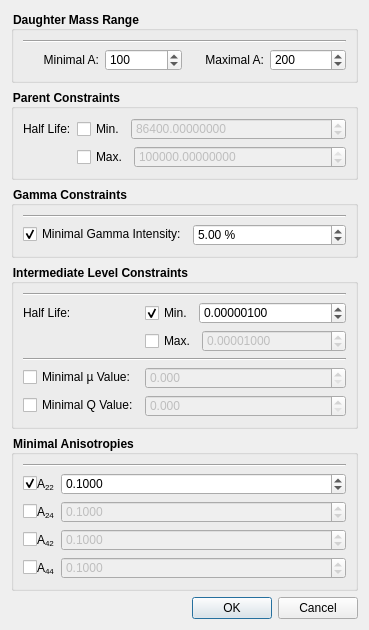
Before: the Qt Designer form trunk/SearchDialog.ui in ferdymercury/nuclei, drawn with Qt 5.
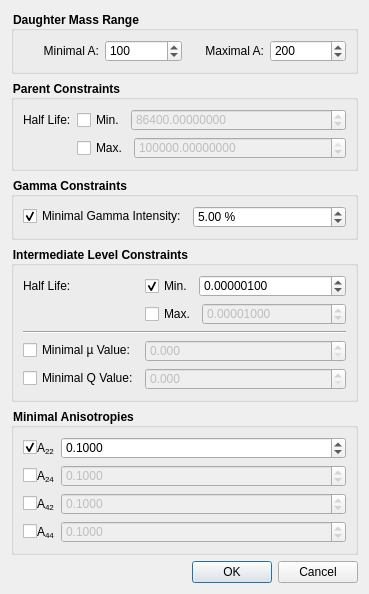
After: the same form once the commit is applied. Icons and pictures are not drawn. Custom widgets are drawn as their Qt base class.

Commit message: Removed additional lines (look strange using windows style)

Patch:
```diff
--- a/trunk/SearchDialog.ui
+++ b/trunk/SearchDialog.ui
@@ -7,7 +7,7 @@
     <x>0</x>
     <y>0</y>
     <width>369</width>
-    <height>607</height>
+    <height>541</height>
    </rect>
   </property>
   <property name="windowTitle">
@@ -31,7 +31,7 @@
       <string>Daughter Mass Range</string>
      </property>
      <layout class="QGridLayout" name="gridLayout">
-      <item row="1" column="0">
+      <item row="0" column="0">
        <widget class="QLabel" name="minALabel">
         <property name="text">
          <string>Minimal A:</string>
@@ -44,7 +44,7 @@
         </property>
        </widget>
       </item>
-      <item row="1" column="1">
+      <item row="0" column="1">
        <widget class="QSpinBox" name="minA">
         <property name="minimum">
          <number>1</number>
@@ -57,7 +57,7 @@
         </property>
        </widget>
       </item>
-      <item row="1" column="3">
+      <item row="0" column="3">
        <widget class="QSpinBox" name="maxA">
         <property name="minimum">
          <number>1</number>
@@ -70,7 +70,7 @@
         </property>
        </widget>
       </item>
-      <item row="1" column="2">
+      <item row="0" column="2">
        <widget class="QLabel" name="maxALabel">
         <property name="text">
          <string>Maximal A:</string>
@@ -83,13 +83,6 @@
         </property>
        </widget>
       </item>
-      <item row="0" column="0" colspan="4">
-       <widget class="Line" name="line_4">
-        <property name="orientation">
-         <enum>Qt::Horizontal</enum>
-        </property>
-       </widget>
-      </item>
      </layout>
     </widget>
    </item>
@@ -187,7 +180,7 @@
       <property name="fieldGrowthPolicy">
        <enum>QFormLayout::AllNonFixedFieldsGrow</enum>
       </property>
-      <item row="1" column="0">
+      <item row="0" column="0">
        <widget class="QCheckBox" name="minIntensCheck">
         <property name="text">
          <string>Minimal Gamma Intensity:</string>
@@ -197,7 +190,7 @@
         </property>
        </widget>
       </item>
-      <item row="1" column="1">
+      <item row="0" column="1">
        <widget class="QDoubleSpinBox" name="minIntens">
         <property name="suffix">
          <string notr="true"> %</string>
@@ -210,13 +203,6 @@
         </property>
        </widget>
       </item>
-      <item row="0" column="0" colspan="2">
-       <widget class="Line" name="line_3">
-        <property name="orientation">
-         <enum>Qt::Horizontal</enum>
-        </property>
-       </widget>
-      </item>
      </layout>
     </widget>
    </item>
@@ -229,21 +215,14 @@
       <property name="fieldGrowthPolicy">
        <enum>QFormLayout::AllNonFixedFieldsGrow</enum>
       </property>
-      <item row="0" column="0" colspan="2">
-       <widget class="Line" name="line_2">
-        <property name="orientation">
-         <enum>Qt::Horizontal</enum>
-        </property>
-       </widget>
-      </item>
-      <item row="1" column="0">
+      <item row="0" column="0">
        <widget class="QLabel" name="intHalfLifeLabel">
         <property name="text">
          <string>Half Life:</string>
         </property>
        </widget>
       </item>
-      <item row="1" column="1">
+      <item row="0" column="1">
        <layout class="QHBoxLayout" name="horizontalLayout_2">
         <item>
          <widget class="QCheckBox" name="minIntHalfLifeCheck">
@@ -276,7 +255,7 @@
         </item>
        </layout>
       </item>
-      <item row="2" column="1">
+      <item row="1" column="1">
        <layout class="QHBoxLayout" name="horizontalLayout_3">
         <item>
          <widget class="QCheckBox" name="maxIntHalfLifeCheck">
@@ -306,21 +285,21 @@
         </item>
        </layout>
       </item>
-      <item row="3" column="0" colspan="2">
+      <item row="2" column="0" colspan="2">
        <widget class="Line" name="line">
         <property name="orientation">
          <enum>Qt::Horizontal</enum>
         </property>
        </widget>
       </item>
-      <item row="4" column="0">
+      <item row="3" column="0">
        <widget class="QCheckBox" name="muValCheck">
         <property name="text">
          <string>Minimal µ Value:</string>
         </property>
        </widget>
       </item>
-      <item row="4" column="1">
+      <item row="3" column="1">
        <widget class="QDoubleSpinBox" name="muVal">
         <property name="enabled">
          <bool>false</bool>
@@ -333,14 +312,14 @@
         </property>
        </widget>
       </item>
-      <item row="5" column="0">
+      <item row="4" column="0">
        <widget class="QCheckBox" name="qValCheck">
         <property name="text">
          <string>Minimal Q Value:</string>
         </property>
        </widget>
       </item>
-      <item row="5" column="1">
+      <item row="4" column="1">
        <widget class="QDoubleSpinBox" name="qVal">
         <property name="enabled">
          <bool>false</bool>
@@ -365,7 +344,7 @@
       <property name="fieldGrowthPolicy">
        <enum>QFormLayout::AllNonFixedFieldsGrow</enum>
       </property>
-      <item row="1" column="0">
+      <item row="0" column="0">
        <layout class="QHBoxLayout" name="horizontalLayout_6">
         <property name="spacing">
          <number>0</number>
@@ -405,7 +384,7 @@
         </item>
        </layout>
       </item>
-      <item row="1" column="1">
+      <item row="0" column="1">
        <widget class="QDoubleSpinBox" name="a22">
         <property name="decimals">
          <number>4</number>
@@ -424,7 +403,7 @@
         </property>
        </widget>
       </item>
-      <item row="2" column="0">
+      <item row="1" column="0">
        <layout class="QHBoxLayout" name="horizontalLayout_5">
         <property name="spacing">
          <number>0</number>
@@ -461,7 +440,7 @@
         </item>
        </layout>
       </item>
-      <item row="2" column="1">
+      <item row="1" column="1">
        <widget class="QDoubleSpinBox" name="a24">
         <property name="enabled">
          <bool>false</bool>
@@ -483,7 +462,7 @@
         </property>
        </widget>
       </item>
-      <item row="3" column="0">
+      <item row="2" column="0">
        <layout class="QHBoxLayout" name="horizontalLayout_7">
         <property name="spacing">
          <number>0</number>
@@ -520,7 +499,7 @@
         </item>
        </layout>
       </item>
-      <item row="3" column="1">
+      <item row="2" column="1">
        <widget class="QDoubleSpinBox" name="a42">
         <property name="enabled">
          <bool>false</bool>
@@ -542,7 +521,7 @@
         </property>
        </widget>
       </item>
-      <item row="4" column="0">
+      <item row="3" column="0">
        <layout class="QHBoxLayout" name="horizontalLayout_8">
         <property name="spacing">
          <number>0</number>
@@ -579,7 +558,7 @@
         </item>
        </layout>
       </item>
-      <item row="4" column="1">
+      <item row="3" column="1">
        <widget class="QDoubleSpinBox" name="a44">
         <property name="enabled">
          <bool>false</bool>
@@ -601,13 +580,6 @@
         </property>
        </widget>
       </item>
-      <item row="0" column="0" colspan="2">
-       <widget class="Line" name="line_5">
-        <property name="orientation">
-         <enum>Qt::Horizontal</enum>
-        </property>
-       </widget>
-      </item>
      </layout>
     </widget>
    </item>
```
